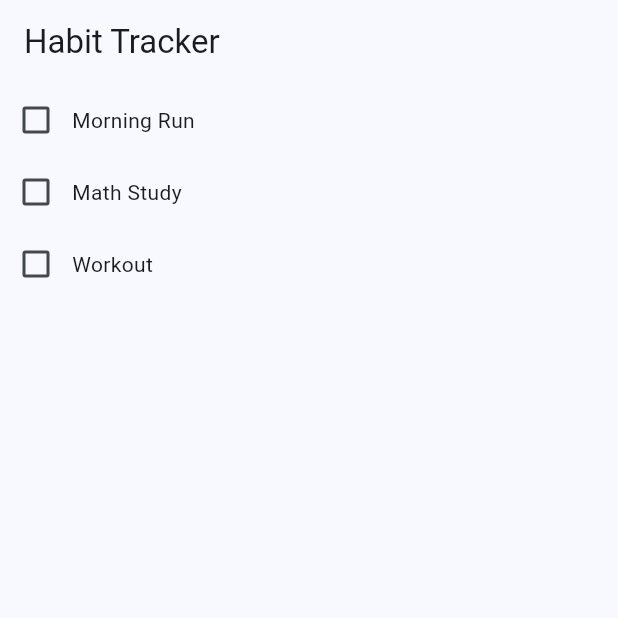
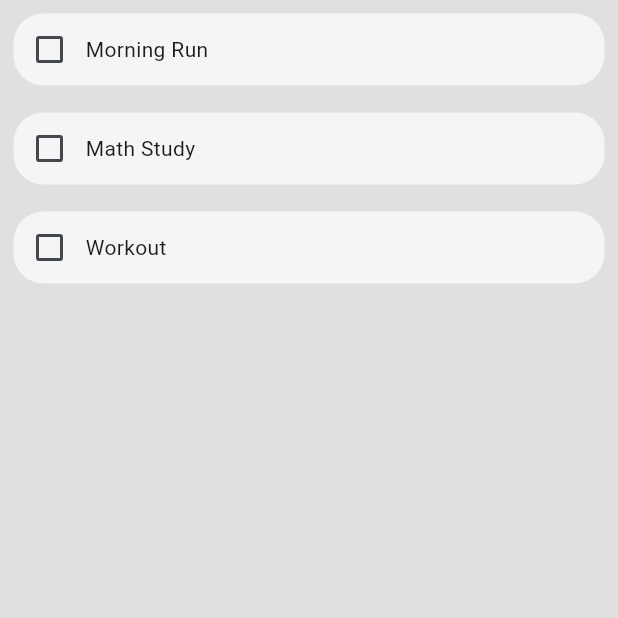
Before and after one commit to soulandbone/habit_tracker_app, a Flutter app: the screen it shows after launch, on a phone screen of 412 x 824 dp, the top half of it. Run offline on Flutter 3.47's test engine with Material 2 defaults, Android fonts, the light colour scheme and no system bars.

Commit message:
updated the UI, just small adjustments

```diff
--- a/lib/screens/homepage.dart
+++ b/lib/screens/homepage.dart
@@ -25,7 +25,7 @@ class _HomePageState extends State<HomePage> {
   @override
   Widget build(BuildContext context) {
     return Scaffold(
-        appBar: AppBar(title: const Text('Habit Tracker')),
+        backgroundColor: Colors.grey[300],
         body: ListView.builder(
           itemCount: tasks.length,
           itemBuilder: (context, index) => TaskTile(
--- a/lib/widgets/task_tile.dart
+++ b/lib/widgets/task_tile.dart
@@ -13,11 +13,19 @@ class TaskTile extends StatelessWidget {
 
   @override
   Widget build(BuildContext context) {
-    return Row(
-      children: [
-        Checkbox(value: habitCompleted, onChanged: onChangedValue),
-        Text(title)
-      ],
+    return Padding(
+      padding: const EdgeInsets.all(1.0),
+      child: Container(
+        margin: const EdgeInsets.all(8),
+        decoration: BoxDecoration(
+            color: Colors.grey[100], borderRadius: BorderRadius.circular(20)),
+        child: Row(
+          children: [
+            Checkbox(value: habitCompleted, onChanged: onChangedValue),
+            Text(title)
+          ],
+        ),
+      ),
     );
   }
 }
```
